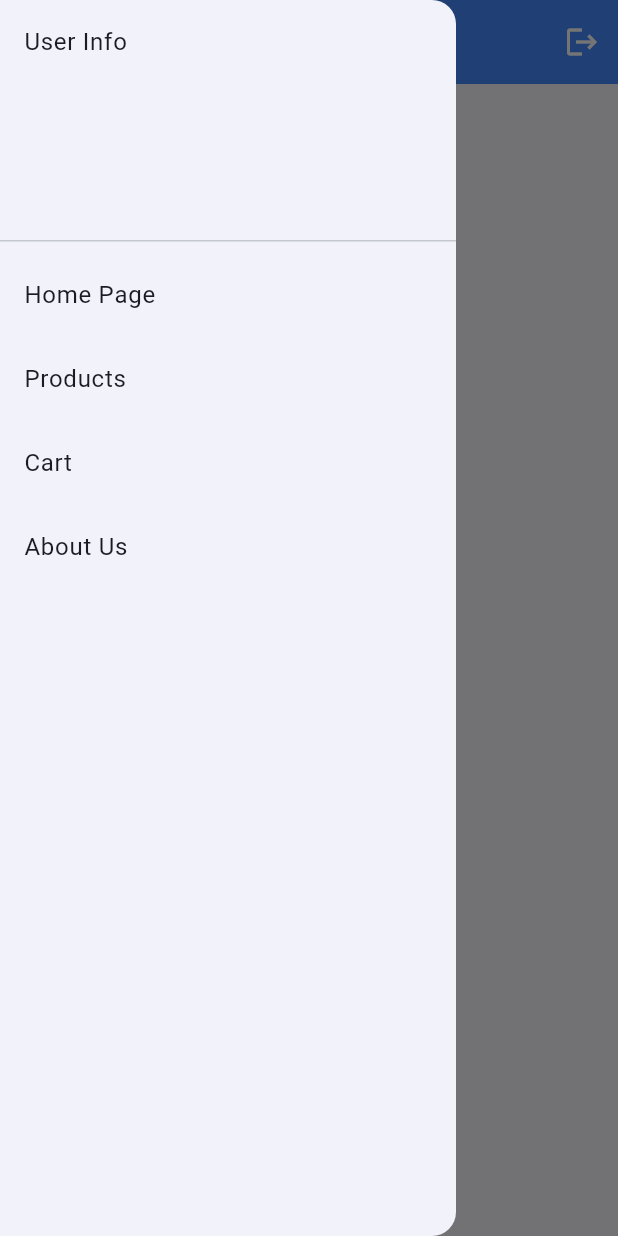
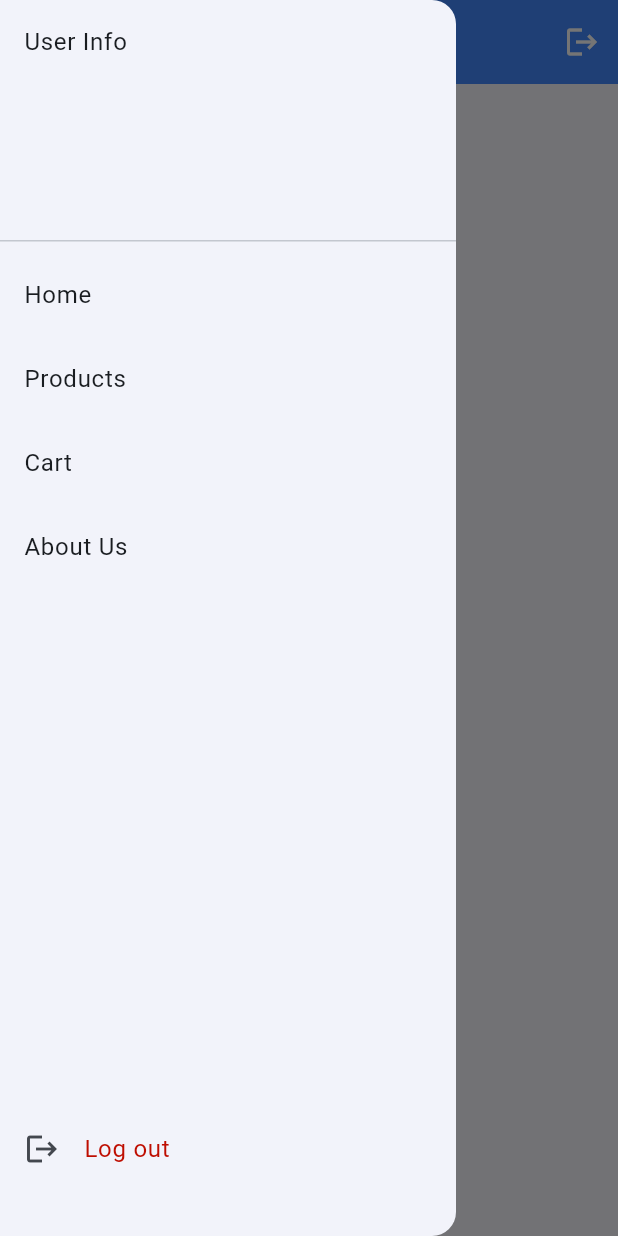
Before and after one commit to JohnWong1429/flutter_e_commerce_app, a Flutter app: the HomePage screen opened by its route, with the side drawer open, on a phone screen of 412 x 824 dp. Run offline on Flutter 3.47's test engine with Material 2 defaults, Android fonts, the phone set to English and light mode, and no system bars; our stand-ins replace flutter_keyboard_visibility.

Commit message:
Add logout item to side bar

```diff
--- a/lib/widgets/sidebar.dart
+++ b/lib/widgets/sidebar.dart
@@ -1,4 +1,5 @@
 import 'package:flutter/material.dart';
+import 'package:my_e_commerce_app/pages/login_page.dart';
 
 class SideBar extends StatelessWidget {
   const SideBar({super.key});
@@ -6,14 +7,17 @@ class SideBar extends StatelessWidget {
   @override
   Widget build(BuildContext context) {
     return Drawer(
+      child: Column(
+        children: [
+          Expanded(
             child: ListView(
-        padding: EdgeInsets.zero,
+              shrinkWrap: true,
               children: const [
                 DrawerHeader(
                   child: Text('User Info'),
                 ),
                 ListTile(
-            title: Text('Home Page'),
+                  title: Text('Home'),
                 ),
                 ListTile(
                   title: Text('Products'),
@@ -26,6 +30,26 @@ class SideBar extends StatelessWidget {
                 ),
               ],
             ),
+          ),
+          ListTile(
+            title: const Text(
+              'Log out',
+              style: TextStyle(
+                color: Color.fromARGB(255, 190, 13, 0),
+              ),
+            ),
+            onTap: () {
+              Navigator.of(context).pushNamed(LoginPage.routeName);
+            },
+            leading: const Icon(
+              Icons.logout,
+            ),
+          ),
+          const SizedBox(
+            height: 30,
+          )
+        ],
+      ),
     );
   }
 }
--- a/pubspec.yaml
+++ b/pubspec.yaml
@@ -15,6 +15,7 @@ dependencies:
   cupertino_icons: ^1.0.2
   http: ^0.13.5
   flutter_keyboard_visibility: ^5.4.1
+  badges: ^3.1.1
 
 dev_dependencies:
   flutter_test:
```
Also changed, not shown: pubspec.lock. Lines whose indentation alone changed are shown as unchanged.
